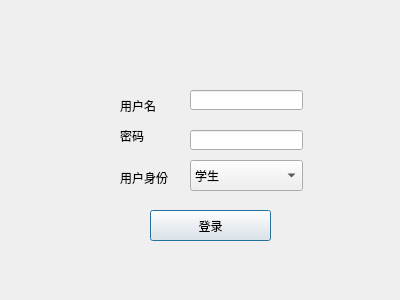
Before: the Qt Designer form OrderSysV2/orderSystem/dialog.ui in wtzhu13/CPPOrCProectDemo, drawn with Qt 5.
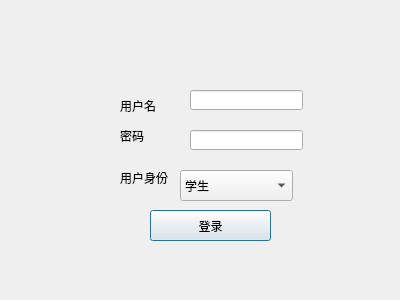
After: the same form once the commit is applied.

```diff
--- a/OrderSysV2/orderSystem/dialog.ui
+++ b/OrderSysV2/orderSystem/dialog.ui
@@ -96,8 +96,8 @@
   <widget class="QComboBox" name="comboBox">
    <property name="geometry">
     <rect>
-     <x>190</x>
-     <y>160</y>
+     <x>180</x>
+     <y>170</y>
      <width>113</width>
      <height>31</height>
     </rect>
```
